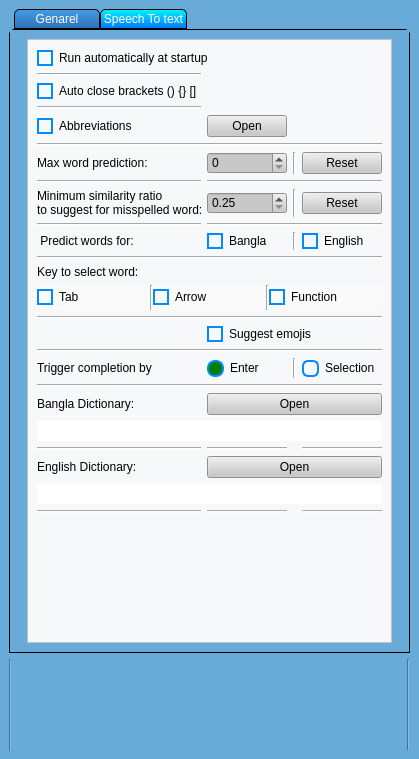
nabil-bot/kontho-2023, file Uis/Options.ui: the form before one commit.
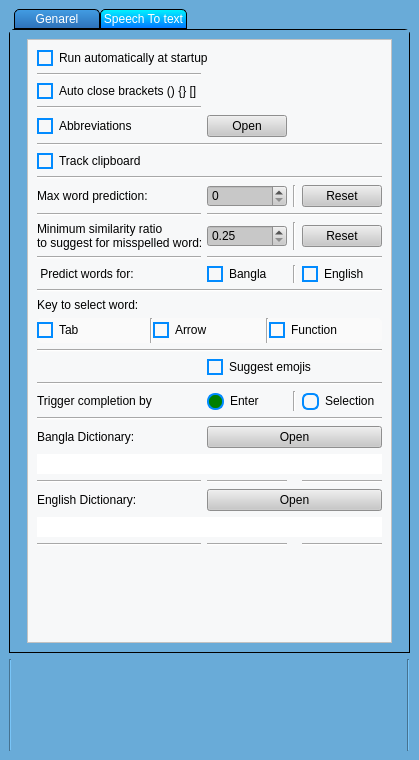
The form after the commit. Icons and pictures are not drawn.

The edit to the form file:
```diff
--- a/Uis/Options.ui
+++ b/Uis/Options.ui
@@ -7,7 +7,7 @@
     <x>0</x>
     <y>0</y>
     <width>419</width>
-    <height>759</height>
+    <height>760</height>
    </rect>
   </property>
   <property name="maximumSize">
@@ -234,14 +234,85 @@
            <enum>QFrame::Raised</enum>
           </property>
           <layout class="QGridLayout" name="gridLayout_5">
-           <item row="13" column="0">
+           <item row="16" column="0" colspan="4">
+            <widget class="QGroupBox" name="groupBox_2">
+             <property name="minimumSize">
+              <size>
+               <width>0</width>
+               <height>25</height>
+              </size>
+             </property>
+             <property name="title">
+              <string/>
+             </property>
+             <layout class="QHBoxLayout" name="horizontalLayout">
+              <property name="spacing">
+               <number>0</number>
+              </property>
+              <property name="leftMargin">
+               <number>0</number>
+              </property>
+              <property name="topMargin">
+               <number>0</number>
+              </property>
+              <property name="rightMargin">
+               <number>0</number>
+              </property>
+              <property name="bottomMargin">
+               <number>0</number>
+              </property>
+              <item>
+               <widget class="QCheckBox" name="TabCheckBox">
+                <property name="text">
+                 <string>Tab</string>
+                </property>
+                <property name="checked">
+                 <bool>true</bool>
+                </property>
+               </widget>
+              </item>
+              <item>
+               <widget class="Line" name="line_34">
+                <property name="orientation">
+                 <enum>Qt::Vertical</enum>
+                </property>
+               </widget>
+              </item>
+              <item>
+               <widget class="QCheckBox" name="ArrowCheckBox">
+                <property name="text">
+                 <string>Arrow</string>
+                </property>
+                <property name="checked">
+                 <bool>true</bool>
+                </property>
+               </widget>
+              </item>
+              <item>
+               <widget class="Line" name="line_31">
+                <property name="orientation">
+                 <enum>Qt::Vertical</enum>
+                </property>
+               </widget>
+              </item>
+              <item>
+               <widget class="QCheckBox" name="Function_checkBox">
+                <property name="text">
+                 <string>Function</string>
+                </property>
+               </widget>
+              </item>
+             </layout>
+            </widget>
+           </item>
+           <item row="15" column="0">
             <widget class="QLabel" name="label_17">
              <property name="text">
               <string>Key to select word:</string>
              </property>
             </widget>
            </item>
-           <item row="8" column="1">
+           <item row="10" column="1">
             <widget class="QDoubleSpinBox" name="SimiDoubleSpinBox">
              <property name="minimum">
               <double>0.250000000000000</double>
@@ -254,7 +325,7 @@
              </property>
             </widget>
            </item>
-           <item row="18" column="3">
+           <item row="20" column="3">
             <widget class="QRadioButton" name="SelectionRadioButton">
              <property name="minimumSize">
               <size>
@@ -267,14 +338,30 @@
              </property>
             </widget>
            </item>
-           <item row="18" column="0">
+           <item row="20" column="0">
             <widget class="QLabel" name="label_18">
              <property name="text">
               <string>Trigger completion by</string>
              </property>
             </widget>
            </item>
-           <item row="6" column="1">
+           <item row="20" column="1">
+            <widget class="QRadioButton" name="EnterToSelectRadioButton">
+             <property name="minimumSize">
+              <size>
+               <width>0</width>
+               <height>20</height>
+              </size>
+             </property>
+             <property name="text">
+              <string>Enter</string>
+             </property>
+             <property name="checked">
+              <bool>true</bool>
+             </property>
+            </widget>
+           </item>
+           <item row="8" column="1">
             <widget class="QSpinBox" name="NumOfWrdPredictionSpinBox">
              <property name="styleSheet">
               <string notr="true">/* Set the background color of the spin box 
@@ -308,33 +395,24 @@
              </property>
             </widget>
            </item>
-           <item row="7" column="1" colspan="3">
-            <widget class="Line" name="line_22">
-             <property name="orientation">
-              <enum>Qt::Horizontal</enum>
-             </property>
-            </widget>
-           </item>
-           <item row="25" column="1">
+           <item row="27" column="1">
             <widget class="Line" name="line_19">
              <property name="orientation">
               <enum>Qt::Horizontal</enum>
              </property>
             </widget>
            </item>
-           <item row="18" column="1">
-            <widget class="QRadioButton" name="EnterToSelectRadioButton">
-             <property name="minimumSize">
-              <size>
-               <width>0</width>
-               <height>20</height>
-              </size>
+           <item row="9" column="1" colspan="3">
+            <widget class="Line" name="line_22">
+             <property name="orientation">
+              <enum>Qt::Horizontal</enum>
              </property>
-             <property name="text">
-              <string>Enter</string>
-             </property>
-             <property name="checked">
-              <bool>true</bool>
+            </widget>
+           </item>
+           <item row="21" column="0" colspan="4">
+            <widget class="Line" name="line_27">
+             <property name="orientation">
+              <enum>Qt::Horizontal</enum>
              </property>
             </widget>
            </item>
@@ -345,21 +423,7 @@
              </property>
             </widget>
            </item>
-           <item row="15" column="0" colspan="4">
-            <widget class="Line" name="line_28">
-             <property name="orientation">
-              <enum>Qt::Horizontal</enum>
-             </property>
-            </widget>
-           </item>
-           <item row="19" column="0" colspan="4">
-            <widget class="Line" name="line_27">
-             <property name="orientation">
-              <enum>Qt::Horizontal</enum>
-             </property>
-            </widget>
-           </item>
-           <item row="11" column="1">
+           <item row="13" column="1">
             <widget class="QCheckBox" name="banglaSuggestCheckBox">
              <property name="minimumSize">
               <size>
@@ -372,6 +436,13 @@
              </property>
             </widget>
            </item>
+           <item row="17" column="0" colspan="4">
+            <widget class="Line" name="line_28">
+             <property name="orientation">
+              <enum>Qt::Horizontal</enum>
+             </property>
+            </widget>
+           </item>
            <item row="2" column="0">
             <widget class="QCheckBox" name="AutoCloseCheckBox">
              <property name="text">
@@ -379,35 +450,28 @@
              </property>
             </widget>
            </item>
-           <item row="23" column="0">
-            <widget class="QLabel" name="label_15">
-             <property name="text">
-              <string>English Dictionary:</string>
-             </property>
-            </widget>
-           </item>
-           <item row="11" column="0">
+           <item row="13" column="0">
             <widget class="QLabel" name="label_13">
              <property name="text">
               <string> Predict words for:</string>
              </property>
             </widget>
            </item>
-           <item row="10" column="1" colspan="3">
-            <widget class="Line" name="line_14">
+           <item row="25" column="0">
+            <widget class="QLabel" name="label_15">
+             <property name="text">
+              <string>English Dictionary:</string>
+             </property>
+            </widget>
+           </item>
+           <item row="12" column="0">
+            <widget class="Line" name="line_7">
              <property name="orientation">
               <enum>Qt::Horizontal</enum>
              </property>
             </widget>
            </item>
-           <item row="4" column="0">
-            <widget class="QCheckBox" name="UseAbrisCheckBox">
-             <property name="text">
-              <string>Abbreviations</string>
-             </property>
-            </widget>
-           </item>
-           <item row="8" column="0">
+           <item row="10" column="0">
             <widget class="QLabel" name="label_16">
              <property name="text">
               <string>Minimum similarity ratio
@@ -415,15 +479,15 @@
              </property>
             </widget>
            </item>
-           <item row="10" column="0">
-            <widget class="Line" name="line_7">
-             <property name="orientation">
-              <enum>Qt::Horizontal</enum>
+           <item row="4" column="0">
+            <widget class="QCheckBox" name="UseAbrisCheckBox">
+             <property name="text">
+              <string>Abbreviations</string>
              </property>
             </widget>
            </item>
-           <item row="25" column="3">
-            <widget class="Line" name="line_20">
+           <item row="12" column="1" colspan="3">
+            <widget class="Line" name="line_14">
              <property name="orientation">
               <enum>Qt::Horizontal</enum>
              </property>
@@ -436,14 +500,7 @@
              </property>
             </widget>
            </item>
-           <item row="22" column="0">
-            <widget class="Line" name="line_12">
-             <property name="orientation">
-              <enum>Qt::Horizontal</enum>
-             </property>
-            </widget>
-           </item>
-           <item row="11" column="3">
+           <item row="13" column="3">
             <widget class="QCheckBox" name="EnglishSuggestCheckBox">
              <property name="minimumSize">
               <size>
@@ -456,62 +513,66 @@
              </property>
             </widget>
            </item>
-           <item row="21" column="0" colspan="4">
-            <widget class="QLineEdit" name="lineEdit">
-             <property name="minimumSize">
-              <size>
-               <width>0</width>
-               <height>0</height>
-              </size>
+           <item row="27" column="3">
+            <widget class="Line" name="line_20">
+             <property name="orientation">
+              <enum>Qt::Horizontal</enum>
              </property>
             </widget>
            </item>
-           <item row="23" column="1" colspan="3">
+           <item row="24" column="0">
+            <widget class="Line" name="line_12">
+             <property name="orientation">
+              <enum>Qt::Horizontal</enum>
+             </property>
+            </widget>
+           </item>
+           <item row="22" column="1" colspan="3">
+            <widget class="QPushButton" name="OpenBanglaDic">
+             <property name="text">
+              <string>Open</string>
+             </property>
+            </widget>
+           </item>
+           <item row="25" column="1" colspan="3">
             <widget class="QPushButton" name="OpenEnglishDic">
              <property name="text">
               <string>Open</string>
              </property>
             </widget>
            </item>
-           <item row="22" column="3">
+           <item row="24" column="3">
             <widget class="Line" name="line_18">
              <property name="orientation">
               <enum>Qt::Horizontal</enum>
              </property>
             </widget>
            </item>
-           <item row="20" column="1" colspan="3">
-            <widget class="QPushButton" name="OpenBanglaDic">
-             <property name="text">
-              <string>Open</string>
+           <item row="23" column="0" colspan="4">
+            <widget class="QLineEdit" name="lineEdit">
+             <property name="minimumSize">
+              <size>
+               <width>0</width>
+               <height>0</height>
+              </size>
              </property>
             </widget>
            </item>
-           <item row="25" column="0">
-            <widget class="Line" name="line_13">
-             <property name="orientation">
-              <enum>Qt::Horizontal</enum>
-             </property>
-            </widget>
-           </item>
-           <item row="22" column="1">
-            <widget class="Line" name="line_17">
-             <property name="orientation">
-              <enum>Qt::Horizontal</enum>
-             </property>
-            </widget>
-           </item>
-           <item row="24" column="0" colspan="4">
-            <widget class="QLineEdit" name="lineEdit_2"/>
-           </item>
-           <item row="7" column="0">
+           <item row="9" column="0">
             <widget class="Line" name="line_21">
              <property name="orientation">
               <enum>Qt::Horizontal</enum>
              </property>
             </widget>
            </item>
-           <item row="26" column="0">
+           <item row="24" column="1">
+            <widget class="Line" name="line_17">
+             <property name="orientation">
+              <enum>Qt::Horizontal</enum>
+             </property>
+            </widget>
+           </item>
+           <item row="29" column="0">
             <spacer name="verticalSpacer">
              <property name="orientation">
               <enum>Qt::Vertical</enum>
@@ -524,6 +585,23 @@
              </property>
             </spacer>
            </item>
+           <item row="27" column="0">
+            <widget class="Line" name="line_13">
+             <property name="orientation">
+              <enum>Qt::Horizontal</enum>
+             </property>
+            </widget>
+           </item>
+           <item row="26" column="0" colspan="4">
+            <widget class="QLineEdit" name="lineEdit_2"/>
+           </item>
+           <item row="19" column="0" colspan="4">
+            <widget class="Line" name="line_6">
+             <property name="orientation">
+              <enum>Qt::Horizontal</enum>
+             </property>
+            </widget>
+           </item>
            <item row="4" column="1">
             <widget class="QPushButton" name="OpenAbbris">
              <property name="text">
@@ -531,49 +609,35 @@
              </property>
             </widget>
            </item>
-           <item row="6" column="0">
+           <item row="10" column="2">
+            <widget class="Line" name="line_16">
+             <property name="orientation">
+              <enum>Qt::Vertical</enum>
+             </property>
+            </widget>
+           </item>
+           <item row="8" column="0">
             <widget class="QLabel" name="label_12">
              <property name="text">
               <string>Max word prediction:</string>
              </property>
             </widget>
            </item>
-           <item row="8" column="2">
-            <widget class="Line" name="line_16">
-             <property name="orientation">
-              <enum>Qt::Vertical</enum>
-             </property>
-            </widget>
-           </item>
-           <item row="17" column="0" colspan="4">
-            <widget class="Line" name="line_6">
-             <property name="orientation">
-              <enum>Qt::Horizontal</enum>
-             </property>
-            </widget>
-           </item>
-           <item row="11" column="2">
+           <item row="13" column="2">
             <widget class="Line" name="line_15">
              <property name="orientation">
               <enum>Qt::Vertical</enum>
              </property>
             </widget>
            </item>
-           <item row="18" column="2">
+           <item row="20" column="2">
             <widget class="Line" name="line_30">
              <property name="orientation">
               <enum>Qt::Vertical</enum>
              </property>
             </widget>
            </item>
-           <item row="6" column="2">
-            <widget class="Line" name="line_29">
-             <property name="orientation">
-              <enum>Qt::Vertical</enum>
-             </property>
-            </widget>
-           </item>
-           <item row="20" column="0">
+           <item row="22" column="0">
             <widget class="QLabel" name="label_14">
              <property name="maximumSize">
               <size>
@@ -586,8 +650,15 @@
              </property>
             </widget>
            </item>
+           <item row="8" column="2">
+            <widget class="Line" name="line_29">
+             <property name="orientation">
+              <enum>Qt::Vertical</enum>
+             </property>
+            </widget>
+           </item>
            <item row="8" column="3">
-            <widget class="QPushButton" name="ResetSimipushButton">
+            <widget class="QPushButton" name="ResetMaxPushButton">
              <property name="text">
               <string>Reset</string>
              </property>
@@ -600,103 +671,46 @@
              </property>
             </widget>
            </item>
-           <item row="12" column="0" colspan="4">
+           <item row="10" column="3">
+            <widget class="QPushButton" name="ResetSimipushButton">
+             <property name="text">
+              <string>Reset</string>
+             </property>
+            </widget>
+           </item>
+           <item row="14" column="0" colspan="4">
             <widget class="Line" name="line_10">
              <property name="orientation">
               <enum>Qt::Horizontal</enum>
              </property>
             </widget>
            </item>
-           <item row="6" column="3">
-            <widget class="QPushButton" name="ResetMaxPushButton">
-             <property name="text">
-              <string>Reset</string>
-             </property>
-            </widget>
-           </item>
-           <item row="5" column="0" colspan="4">
+           <item row="7" column="0" colspan="4">
             <widget class="Line" name="line_5">
              <property name="orientation">
               <enum>Qt::Horizontal</enum>
              </property>
             </widget>
            </item>
-           <item row="16" column="1" colspan="3">
+           <item row="18" column="1" colspan="3">
             <widget class="QCheckBox" name="SuggestEmojiesCheckBox">
              <property name="text">
               <string>Suggest emojis</string>
              </property>
             </widget>
            </item>
-           <item row="14" column="0" colspan="4">
-            <widget class="QGroupBox" name="groupBox_2">
-             <property name="minimumSize">
-              <size>
-               <width>0</width>
-               <height>25</height>
-              </size>
+           <item row="6" column="0">
+            <widget class="QCheckBox" name="ClipBoardCheckBox">
+             <property name="text">
+              <string>Track clipboard</string>
              </property>
-             <property name="title">
-              <string/>
+            </widget>
+           </item>
+           <item row="5" column="0" colspan="4">
+            <widget class="Line" name="line_8">
+             <property name="orientation">
+              <enum>Qt::Horizontal</enum>
              </property>
-             <layout class="QHBoxLayout" name="horizontalLayout">
-              <property name="spacing">
-               <number>0</number>
-              </property>
-              <property name="leftMargin">
-               <number>0</number>
-              </property>
-              <property name="topMargin">
-               <number>0</number>
-              </property>
-              <property name="rightMargin">
-               <number>0</number>
-              </property>
-              <property name="bottomMargin">
-               <number>0</number>
-              </property>
-              <item>
-               <widget class="QCheckBox" name="TabCheckBox">
-                <property name="text">
-                 <string>Tab</string>
-                </property>
-                <property name="checked">
-                 <bool>true</bool>
-                </property>
-               </widget>
-              </item>
-              <item>
-               <widget class="Line" name="line_34">
-                <property name="orientation">
-                 <enum>Qt::Vertical</enum>
-                </property>
-               </widget>
-              </item>
-              <item>
-               <widget class="QCheckBox" name="ArrowCheckBox">
-                <property name="text">
-                 <string>Arrow</string>
-                </property>
-                <property name="checked">
-                 <bool>true</bool>
-                </property>
-               </widget>
-              </item>
-              <item>
-               <widget class="Line" name="line_31">
-                <property name="orientation">
-                 <enum>Qt::Vertical</enum>
-                </property>
-               </widget>
-              </item>
-              <item>
-               <widget class="QCheckBox" name="Function_checkBox">
-                <property name="text">
-                 <string>Function</string>
-                </property>
-               </widget>
-              </item>
-             </layout>
             </widget>
            </item>
           </layout>
```
